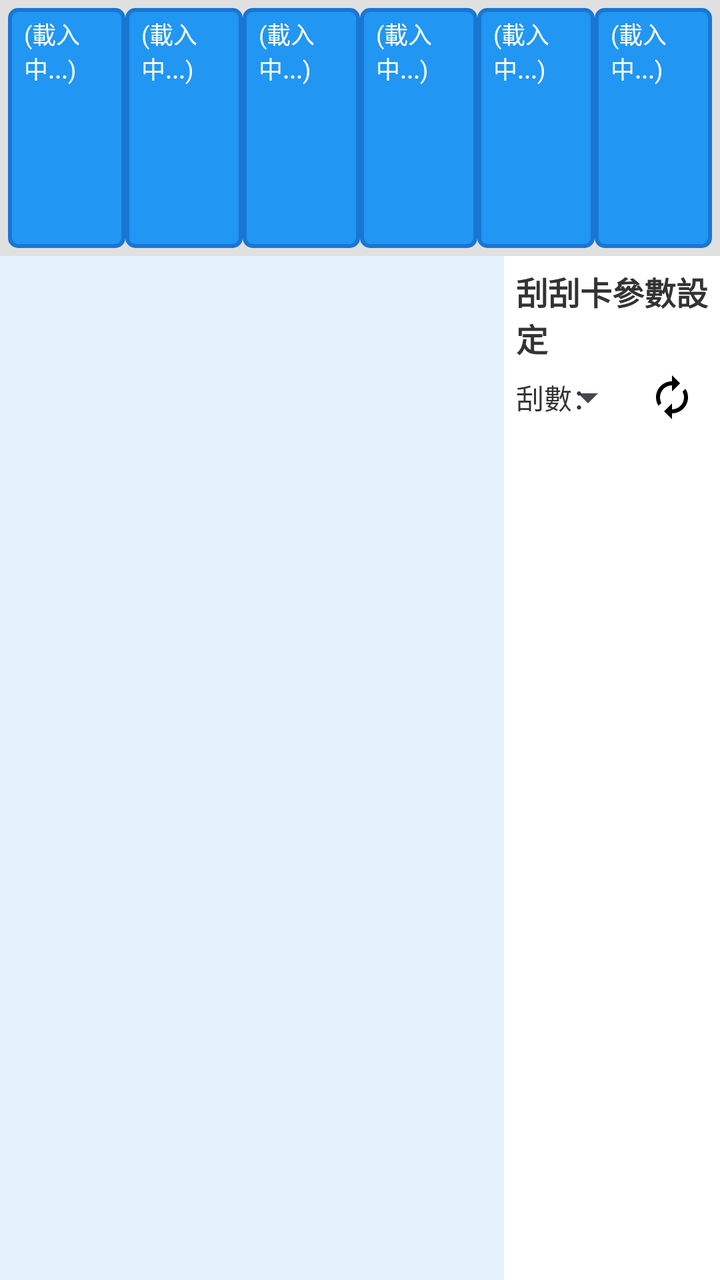
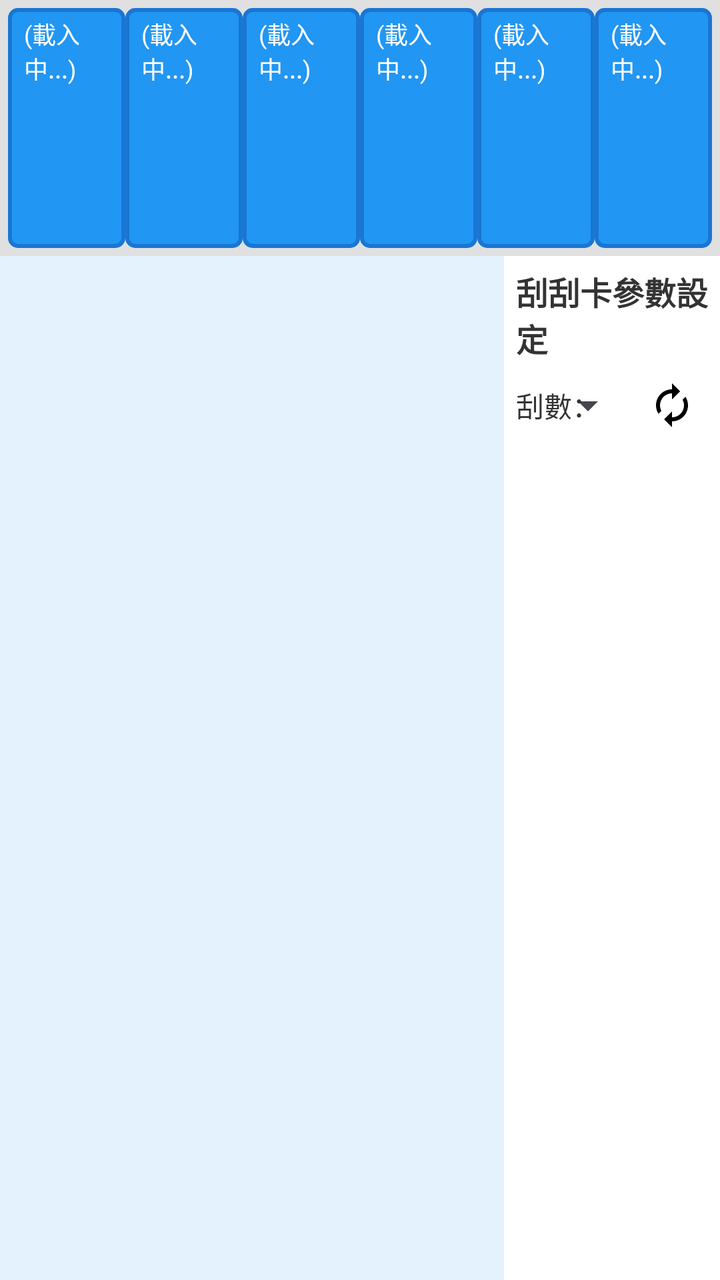

Compare the two renders of this Android layout. The source of the first and the diff that turns it into the second are given below.
<!-- AndroidManifest.xml: application theme Theme.A3 -->
<!-- res/layout/fragment_settings.xml -->
<?xml version="1.0" encoding="utf-8"?>
<LinearLayout xmlns:android="http://schemas.android.com/apk/res/android"
    xmlns:app="http://schemas.android.com/apk/res-auto"
    xmlns:tools="http://schemas.android.com/tools"
    android:layout_width="match_parent"
    android:layout_height="match_parent"
    android:background="#F0F0F0"
    android:orientation="vertical"
    android:weightSum="10">

    
    <LinearLayout
        android:id="@+id/on_shelf_list_container"
        android:layout_width="match_parent"
        android:layout_height="0dp"
        android:layout_weight="2"
        android:background="#E0E0E0"
        android:orientation="horizontal"
        android:padding="4dp"
        android:weightSum="6">

        <include
            android:id="@+id/shelf_item_1"
            layout="@layout/shelf_item_template"
            android:layout_width="0dp"
            android:layout_height="match_parent"
            android:layout_weight="1" />

        <include
            android:id="@+id/shelf_item_2"
            layout="@layout/shelf_item_template"
            android:layout_width="0dp"
            android:layout_height="match_parent"
            android:layout_weight="1" />

        <include
            android:id="@+id/shelf_item_3"
            layout="@layout/shelf_item_template"
            android:layout_width="0dp"
            android:layout_height="match_parent"
            android:layout_weight="1" />

        <include
            android:id="@+id/shelf_item_4"
            layout="@layout/shelf_item_template"
            android:layout_width="0dp"
            android:layout_height="match_parent"
            android:layout_weight="1" />

        <include
            android:id="@+id/shelf_item_5"
            layout="@layout/shelf_item_template"
            android:layout_width="0dp"
            android:layout_height="match_parent"
            android:layout_weight="1" />

        <include
            android:id="@+id/shelf_item_6"
            layout="@layout/shelf_item_template"
            android:layout_width="0dp"
            android:layout_height="match_parent"
            android:layout_weight="1" />
    </LinearLayout>

    
    <LinearLayout
        android:layout_width="match_parent"
        android:layout_height="0dp"
        android:layout_weight="8"
        android:orientation="horizontal"
        android:weightSum="10">

        
        <FrameLayout
            android:id="@+id/scratch_board_area"
            android:layout_width="0dp"
            android:layout_height="match_parent"
            android:layout_weight="7"
            android:background="#E3F2FD"
            android:padding="0dp" />

        
        <LinearLayout
            android:id="@+id/setting_parameters_container"
            android:layout_width="0dp"
            android:layout_height="match_parent"
            android:layout_weight="3"
            android:background="#FFFFFF"
            android:orientation="vertical"
            android:padding="6dp">

            <TextView
                android:id="@+id/text_parameters_title"
                android:layout_width="wrap_content"
                android:layout_height="wrap_content"
                android:layout_marginBottom="0dp"
                android:text="刮刮卡參數設定"
                android:textColor="#333333"
                android:textSize="16sp"
                android:textStyle="bold" />

            
            <LinearLayout
                android:id="@+id/layout_scratch_count_row"
                android:layout_width="match_parent"
                android:layout_height="wrap_content"
                android:layout_marginBottom="2dp"
                android:gravity="center_vertical"
                android:orientation="horizontal">

                <TextView
                    android:layout_width="wrap_content"
                    android:layout_height="wrap_content"
                    android:layout_marginEnd="4dp"
                    android:text="刮數："
                    android:textColor="#333333"
                    android:textSize="14sp" />

                <Spinner
                    android:id="@+id/spinner_scratches_count"
                    android:layout_width="0dp"
                    android:layout_height="wrap_content"
                    android:layout_weight="0.8"
                    android:entries="@array/scratches_count_options" />

                
                <ImageButton
                    android:id="@+id/button_refresh_scratch"
                    android:layout_width="36dp"
                    android:layout_height="36dp"
                    android:background="@android:color/transparent"
                    android:padding="2dp"
                    android:src="@drawable/ic_refresh"
                    android:contentDescription="重新整理" />
            </LinearLayout>

            
            <LinearLayout
                android:id="@+id/right_panel_container"
                android:layout_width="match_parent"
                android:layout_height="0dp"
                android:layout_weight="1"
                android:orientation="vertical"
                android:visibility="gone">

                
                <LinearLayout
                    android:layout_width="match_parent"
                    android:layout_height="wrap_content"
                    android:layout_marginBottom="2dp"
                    android:gravity="center_vertical"
                    android:orientation="horizontal">

                    <Button
                        android:id="@+id/button_pick_special_prize"
                        android:layout_width="wrap_content"
                        android:layout_height="wrap_content"
                        android:layout_marginEnd="6dp"
                        android:backgroundTint="#FF9800"
                        android:text="特獎"
                        android:textColor="#FFFFFF"
                        android:textSize="14sp"
                        android:insetTop="0dp"
                        android:insetBottom="0dp"
                        android:minHeight="0dp"
                        android:paddingStart="12dp"
                        android:paddingEnd="12dp"
                        android:minWidth="0dp"/>

                    <FrameLayout
                        android:layout_width="match_parent"
                        android:layout_height="wrap_content">

                        <EditText
                            android:id="@+id/edit_text_special_prize"
                            android:layout_width="match_parent"
                            android:layout_height="wrap_content"
                            android:clickable="true"
                            android:enabled="true"
                            android:focusable="false"
                            android:focusableInTouchMode="false"
                            android:hint="請選擇"
                            android:inputType="none"
                            android:textSize="12sp"
                            android:paddingLeft="4dp"
                            android:paddingRight="32dp"
                            android:paddingTop="4dp"
                            android:paddingBottom="12dp"
                            android:lineSpacingMultiplier="1.4"
                            android:gravity="top|start" />

                        
                        <ImageButton
                            android:id="@+id/button_special_prize_keyboard"
                            android:layout_width="18dp"
                            android:layout_height="18dp"
                            android:layout_gravity="end|center_vertical"
                            android:layout_marginEnd="4dp"
                            android:background="?attr/selectableItemBackgroundBorderless"
                            android:contentDescription="使用數字鍵盤輸入"
                            android:padding="2dp"
                            android:src="@android:drawable/ic_menu_edit"
                            app:tint="#757575" />
                    </FrameLayout>
                </LinearLayout>

                
                <LinearLayout
                    android:layout_width="match_parent"
                    android:layout_height="wrap_content"
                    android:layout_marginTop="10dp"
                    android:layout_marginBottom="2dp"
                    android:gravity="center_vertical"
                    android:orientation="horizontal">

                    <Button
                        android:id="@+id/button_pick_grand_prize"
                        android:layout_width="wrap_content"
                        android:layout_height="wrap_content"
                        android:layout_marginEnd="6dp"
                        android:backgroundTint="#4CAF50"
                        android:text="大獎"
                        android:textColor="#FFFFFF"
                        android:textSize="14sp"
                        android:insetTop="0dp"
                        android:insetBottom="0dp"
                        android:minHeight="0dp"
                        android:paddingStart="12dp"
                        android:paddingEnd="12dp"
                        android:minWidth="0dp"/>

                    <FrameLayout
                        android:layout_width="match_parent"
                        android:layout_height="wrap_content">

                        <EditText
                            android:id="@+id/edit_text_grand_prize"
                            android:layout_width="match_parent"
                            android:layout_height="wrap_content"
                            android:clickable="true"
                            android:enabled="true"
                            android:focusable="false"
                            android:focusableInTouchMode="false"
                            android:hint="請選擇"
                            android:inputType="none"
                            android:textSize="12sp"
                            android:paddingLeft="4dp"
                            android:paddingRight="32dp"
                            android:paddingTop="4dp"
                            android:paddingBottom="12dp"
                            android:lineSpacingMultiplier="1.4"
                            android:gravity="top|start" />

                        
                        <ImageButton
                            android:id="@+id/button_grand_prize_keyboard"
                            android:layout_width="18dp"
                            android:layout_height="18dp"
                            android:layout_gravity="end|center_vertical"
                            android:layout_marginEnd="4dp"
                            android:background="?attr/selectableItemBackgroundBorderless"
                            android:contentDescription="使用數字鍵盤輸入"
                            android:padding="2dp"
                            android:src="@android:drawable/ic_menu_edit"
                            app:tint="#757575" />
                    </FrameLayout>
                </LinearLayout>

                
                <LinearLayout
                    android:layout_width="match_parent"
                    android:layout_height="wrap_content"
                    android:layout_marginBottom="0dp"
                    android:orientation="vertical">

                    
                    <TextView
                        android:id="@+id/textPitchRuleReadonly"
                        android:layout_width="match_parent"
                        android:layout_height="wrap_content"
                        android:layout_marginTop="0dp"
                        android:layout_marginBottom="2dp"
                        android:visibility="gone"
                        android:text="消費 0 元，贈送 0 刮"
                        android:textSize="16sp"
                        android:textColor="@android:color/black" />

                    
                    <RadioGroup
                        android:id="@+id/radioGroupPitchType"
                        android:layout_width="match_parent"
                        android:layout_height="wrap_content"
                        android:orientation="horizontal"
                        android:gravity="center_vertical"
                        android:layout_marginTop="0dp"
                        android:layout_marginBottom="2dp"
                        android:padding="0dp">

                        <RadioButton
                            android:id="@+id/radioPitchScratch"
                            android:layout_width="wrap_content"
                            android:layout_height="wrap_content"
                            android:checked="true"
                            android:layout_margin="0dp"
                            android:padding="0dp"
                            android:minHeight="0dp"
                            android:minWidth="0dp"
                            android:gravity="center_vertical"
                            android:text="夾出贈送" />

                        <RadioButton
                            android:id="@+id/radioPitchShopping"
                            android:layout_width="wrap_content"
                            android:layout_height="wrap_content"
                            android:layout_marginStart="12dp"
                            android:layout_margin="0dp"
                            android:padding="0dp"
                            android:minHeight="0dp"
                            android:minWidth="0dp"
                            android:gravity="center_vertical"
                            android:text="消費贈送" />
                    </RadioGroup>

                    <LinearLayout
                        android:layout_width="match_parent"
                        android:layout_height="wrap_content"
                        android:layout_marginBottom="2dp"
                        android:gravity="center_vertical"
                        android:orientation="horizontal">

                        <TextView
                            android:id="@+id/text_claws_prefix"
                            android:layout_width="wrap_content"
                            android:layout_height="wrap_content"
                            android:layout_marginEnd="2dp"
                            android:text="夾出"
                            android:textColor="#333333"
                            android:textSize="14sp" />

                        <FrameLayout
                            android:layout_width="wrap_content"
                            android:layout_height="wrap_content">

                            
                            <Spinner
                                android:id="@+id/spinnerClawsCount"
                                android:layout_width="wrap_content"
                                android:layout_height="wrap_content"
                                android:entries="@array/number_options" />

                            
                            <EditText
                                android:id="@+id/editClawsCount"
                                android:layout_width="80dp"
                                android:layout_height="30dp"
                                android:hint="0"
                                android:inputType="number"
                                android:focusable="false"
                                android:clickable="true"
                                android:background="@android:drawable/edit_text"
                                android:includeFontPadding="false"
                                android:minHeight="0dp"
                                android:paddingTop="0dp"
                                android:paddingBottom="0dp"
                                android:paddingStart="8dp"
                                android:paddingEnd="8dp"
                                android:textSize="12sp"
                                android:cursorVisible="false"
                                android:visibility="gone" />

                        </FrameLayout>

                        <TextView
                            android:id="@+id/text_claws_unit"
                            android:layout_width="wrap_content"
                            android:layout_height="wrap_content"
                            android:layout_marginStart="2dp"
                            android:text="樣"
                            android:textColor="#333333"
                            android:textSize="14sp" />
                    </LinearLayout>

                    <LinearLayout
                        android:layout_width="match_parent"
                        android:layout_height="wrap_content"
                        android:gravity="center_vertical"
                        android:orientation="horizontal">

                        <TextView
                            android:id="@+id/text_giveaway_prefix"
                            android:layout_width="wrap_content"
                            android:layout_height="wrap_content"
                            android:layout_marginEnd="2dp"
                            android:text="贈送"
                            android:textColor="#333333"
                            android:textSize="14sp" />

                        <FrameLayout
                            android:layout_width="wrap_content"
                            android:layout_height="wrap_content">

                            <Spinner
                                android:id="@+id/spinnerGiveawayCount"
                                android:layout_width="wrap_content"
                                android:layout_height="wrap_content"
                                android:entries="@array/number_options" />
                        </FrameLayout>

                        <TextView
                            android:id="@+id/text_giveaway_unit"
                            android:layout_width="wrap_content"
                            android:layout_height="wrap_content"
                            android:layout_marginStart="2dp"
                            android:text="刮"
                            android:textColor="#333333"
                            android:textSize="14sp" />
                    </LinearLayout>
                </LinearLayout>

                
                <Button
                    android:id="@+id/button_save_settings"
                    android:layout_width="match_parent"
                    android:layout_height="wrap_content"
                    android:layout_marginTop="6dp"
                    android:backgroundTint="#2196F3"
                    android:text="儲存"
                    android:textColor="#FFFFFF"
                    android:textSize="14sp"
                    android:insetTop="0dp"
                    android:insetBottom="0dp"
                    android:minHeight="0dp"/>

                
                <Button
                    android:id="@+id/button_toggle_inuse"
                    android:layout_width="match_parent"
                    android:layout_height="wrap_content"
                    android:layout_marginTop="6dp"
                    android:text="設為使用中（★）"
                    android:textSize="14sp"
                    android:insetTop="0dp"
                    android:insetBottom="0dp"
                    android:minHeight="0dp"/>

                
                <Button
                    android:id="@+id/button_auto_scratch"
                    android:layout_width="match_parent"
                    android:layout_height="wrap_content"
                    android:layout_marginTop="6dp"
                    android:text="自動刮開"
                    android:enabled="false"
                    android:textSize="14sp"
                    android:insetTop="0dp"
                    android:insetBottom="0dp"
                    android:minHeight="0dp"/>

                
                <LinearLayout
                    android:id="@+id/row_actions_return_delete"
                    android:layout_width="match_parent"
                    android:layout_height="wrap_content"
                    android:layout_marginTop="6dp"
                    android:gravity="center"
                    android:orientation="horizontal"
                    android:weightSum="2">

                    <Button
                        android:id="@+id/button_return_selected"
                        android:layout_width="0dp"
                        android:layout_height="wrap_content"
                        android:layout_weight="1"
                        android:text="↻ 返回"
                        android:textSize="14sp"
                        android:insetTop="0dp"
                        android:insetBottom="0dp"
                        android:minHeight="0dp"/>

                    <Space
                        android:layout_width="6dp"
                        android:layout_height="wrap_content" />

                    <Button
                        android:id="@+id/button_delete_selected"
                        android:layout_width="0dp"
                        android:layout_height="wrap_content"
                        android:layout_weight="1"
                        android:text="🗑️ 刪除"
                        android:textSize="14sp"
                        android:insetTop="0dp"
                        android:insetBottom="0dp"
                        android:minHeight="0dp"/>
                </LinearLayout>

                <Button
                    android:id="@+id/button_back_to_master"
                    android:layout_width="match_parent"
                    android:layout_height="wrap_content"
                    android:layout_marginTop="6dp"
                    android:text="返回上一層"
                    android:textColor="#FFFFFF"
                    android:textSize="14sp"
                    android:insetTop="0dp"
                    android:insetBottom="0dp"
                    android:minHeight="0dp"
                    android:visibility="gone"/>

                <Space
                    android:layout_width="match_parent"
                    android:layout_height="0dp"
                    android:layout_weight="1" />

                
                <TextView
                    android:id="@+id/text_tip_watch_out"
                    android:layout_width="match_parent"
                    android:layout_height="wrap_content"
                    android:layout_marginTop="6dp"
                    android:layout_marginEnd="4dp"
                    android:gravity="end"
                    android:text="溫馨提醒：在設定特獎及大獎時,請注意後面有眼👀"
                    android:textColor="#9E9E9E"
                    android:textSize="8sp" />

            </LinearLayout>

        </LinearLayout>

    </LinearLayout>

</LinearLayout>
<!-- res/layout/shelf_item_template.xml (included above) -->
<?xml version="1.0" encoding="utf-8"?>
<FrameLayout xmlns:android="http://schemas.android.com/apk/res/android"
    android:layout_width="0dp"
    android:layout_height="match_parent"
    android:layout_margin="4dp"
    android:layout_weight="1"
    android:background="@drawable/blue_bordered_box"
    android:clickable="true"
    android:focusable="true">

    <LinearLayout
        android:layout_width="match_parent"
        android:layout_height="match_parent"
        android:orientation="vertical"
        android:paddingStart="8dp"
        android:paddingTop="4dp"
        android:paddingEnd="4dp">

        <TextView
            android:id="@+id/shelf_item_text"
            android:layout_width="match_parent"
            android:layout_height="wrap_content"
            android:text="(載入中...)"
            android:textColor="#FFFFFF"
            android:textSize="12sp" />

        <LinearLayout
            android:id="@+id/shelf_item_split_container"
            android:layout_width="match_parent"
            android:layout_height="wrap_content"
            android:orientation="vertical"
            android:layout_marginTop="2dp"
            android:visibility="gone">

            <LinearLayout
                android:layout_width="match_parent"
                android:layout_height="wrap_content"
                android:orientation="horizontal">
                <TextView android:id="@+id/shelf_item_board_a" android:layout_width="0dp" android:layout_height="wrap_content" android:layout_weight="1" android:textColor="#FFFFFF" android:textSize="12sp" />
                <TextView android:id="@+id/shelf_item_board_b" android:layout_width="0dp" android:layout_height="wrap_content" android:layout_weight="1" android:textColor="#FFFFFF" android:textSize="12sp" />
            </LinearLayout>

            <LinearLayout
                android:layout_width="match_parent"
                android:layout_height="wrap_content"
                android:orientation="horizontal">
                <TextView android:id="@+id/shelf_item_board_c" android:layout_width="0dp" android:layout_height="wrap_content" android:layout_weight="1" android:textColor="#FFFFFF" android:textSize="12sp" />
                <TextView android:id="@+id/shelf_item_board_d" android:layout_width="0dp" android:layout_height="wrap_content" android:layout_weight="1" android:textColor="#FFFFFF" android:textSize="12sp" />
            </LinearLayout>

            <LinearLayout
                android:id="@+id/shelf_item_row_ef"
                android:layout_width="match_parent"
                android:layout_height="wrap_content"
                android:orientation="horizontal">
                <TextView android:id="@+id/shelf_item_board_e" android:layout_width="0dp" android:layout_height="wrap_content" android:layout_weight="1" android:textColor="#FFFFFF" android:textSize="12sp" />
                <TextView android:id="@+id/shelf_item_board_f" android:layout_width="0dp" android:layout_height="wrap_content" android:layout_weight="1" android:textColor="#FFFFFF" android:textSize="12sp" />
            </LinearLayout>
        </LinearLayout>
    </LinearLayout>

    <TextView
        android:id="@+id/shelf_item_status"
        android:layout_width="wrap_content"
        android:layout_height="wrap_content"
        android:layout_gravity="bottom|end"
        android:layout_marginEnd="4dp"
        android:layout_marginBottom="4dp"
        android:text="架上使用中"
        android:textColor="#FF0000"
        android:textSize="10sp"
        android:textStyle="bold"
        android:visibility="gone" />

    <TextView
        android:id="@+id/shelf_item_star"
        android:layout_width="wrap_content"
        android:layout_height="wrap_content"
        android:layout_gravity="top|end"
        android:layout_marginTop="4dp"
        android:layout_marginEnd="4dp"
        android:clickable="false"
        android:focusable="false"
        android:text="★"
        android:textColor="#FFD700"
        android:textSize="18sp"
        android:textStyle="bold"
        android:visibility="gone" />
</FrameLayout>
<!-- resources referenced by this layout -->
<resources>
  <string-array name="number_options">
          <item>1</item>
          <item>2</item>
          <item>3</item>
          <item>4</item>
          <item>5</item>
      </string-array>
  <string-array name="scratches_count_options">
          <item>10刮 (2x5)</item>
          <item>20刮 (4x5)</item>
          <item>25刮 (5x5)</item>
          <item>30刮 (5x6)</item>
          <item>40刮 (5x8)</item>
          <item>50刮 (5x10)</item>
          <item>60刮 (6x10)</item>
          <item>80刮 (8x10)</item>
          <item>100刮 (10x10)</item>
          <item>120刮 (10x12)</item>
          <item>160刮 (10x16)</item>
          <item>200刮 (10x20)</item>
          <item>240刮 (12x20)</item>
      </string-array>
  <!-- drawable blue_bordered_box (drawable) -->
  <?xml version="1.0" encoding="utf-8"?>
  <shape xmlns:android="http://schemas.android.com/apk/res/android"
      android:shape="rectangle">
      <solid android:color="#2196F3"/> 
      <stroke android:width="2dp" android:color="#1976D2"/> 
      <corners android:radius="4dp"/> 
  </shape>
  <!-- drawable ic_refresh (drawable) -->
  <vector xmlns:android="http://schemas.android.com/apk/res/android" android:height="24dp" android:tint="#000000" android:viewportHeight="24" android:viewportWidth="24" android:width="24dp">
        
      <path android:fillColor="@android:color/white" android:pathData="M12,6v3l4,-4 -4,-4v3c-4.42,0 -8,3.58 -8,8 0,1.57 0.46,3.03 1.24,4.26L6.7,14.8c-0.45,-0.83 -0.7,-1.79 -0.7,-2.8 0,-3.31 2.69,-6 6,-6zM18.76,7.74L17.3,9.2c0.44,0.84 0.7,1.79 0.7,2.8 0,3.31 -2.69,6 -6,6v-3l-4,4 4,4v-3c4.42,0 8,-3.58 8,-8 0,-1.57 -0.46,-3.03 -1.24,-4.26z"/>
      
  </vector>
  <style name="Theme.A3" parent="Base.Theme.A3" />
  <style name="Base.Theme.A3" parent="Theme.Material3.DayNight.NoActionBar">
          
          
      </style>
</resources>

<!-- the commit's change to res/layout/fragment_settings.xml (unified diff, before → after) -->
@@ -89,15 +89,38 @@
             android:orientation="vertical"
             android:padding="6dp">
 
-            <TextView
-                android:id="@+id/text_parameters_title"
-                android:layout_width="wrap_content"
+            <LinearLayout
+                android:layout_width="match_parent"
                 android:layout_height="wrap_content"
-                android:layout_marginBottom="0dp"
-                android:text="刮刮卡參數設定"
-                android:textColor="#333333"
-                android:textSize="16sp"
-                android:textStyle="bold" />
+                android:layout_marginBottom="4dp"
+                android:gravity="center_vertical"
+                android:orientation="horizontal">
+
+                <TextView
+                    android:id="@+id/text_parameters_title"
+                    android:layout_width="wrap_content"
+                    android:layout_height="wrap_content"
+                    android:layout_marginBottom="0dp"
+                    android:text="刮刮卡參數設定"
+                    android:textColor="#333333"
+                    android:textSize="16sp"
+                    android:textStyle="bold" />
+
+                <Space
+                    android:layout_width="0dp"
+                    android:layout_height="wrap_content"
+                    android:layout_weight="1" />
+
+                <ImageButton
+                    android:id="@+id/button_toggle_answer_visibility"
+                    android:layout_width="32dp"
+                    android:layout_height="32dp"
+                    android:background="?attr/selectableItemBackgroundBorderless"
+                    android:contentDescription="切換答案紙顯示"
+                    android:padding="4dp"
+                    android:scaleType="fitCenter"
+                    android:src="@drawable/ic_visibility_off" />
+            </LinearLayout>
 
             
             <LinearLayout
<!-- resource entries referenced after the edit -->
@@ -36,6 +36,14 @@
       <path android:fillColor="@android:color/white" android:pathData="M12,6v3l4,-4 -4,-4v3c-4.42,0 -8,3.58 -8,8 0,1.57 0.46,3.03 1.24,4.26L6.7,14.8c-0.45,-0.83 -0.7,-1.79 -0.7,-2.8 0,-3.31 2.69,-6 6,-6zM18.76,7.74L17.3,9.2c0.44,0.84 0.7,1.79 0.7,2.8 0,3.31 -2.69,6 -6,6v-3l-4,4 4,4v-3c4.42,0 8,-3.58 8,-8 0,-1.57 -0.46,-3.03 -1.24,-4.26z"/>
       
   </vector>
+  <!-- drawable ic_visibility_off (drawable) -->
+  <vector xmlns:android="http://schemas.android.com/apk/res/android"
+      android:width="24dp" android:height="24dp"
+      android:viewportWidth="24" android:viewportHeight="24">
+      <path
+          android:fillColor="#FF000000"
+          android:pathData="M12,6.5c3.43,0 6.58,1.94 8.17,5.5 -0.51,1.15 -1.25,2.16 -2.17,2.98l1.41,1.41C21.01,14.9 22,13.03 22,12c-1.73,-4.39 -6,-7.5 -10,-7.5 -1.28,0 -2.5,0.23 -3.63,0.64l1.53,1.53C10.62,6.56 11.3,6.5 12,6.5zM3.27,2L2,3.27l3.05,3.05C3.6,7.34 2.56,9.05 2,10.99 3.73,15.38 8,18.5 13,18.5c1.61,0 3.15,-0.32 4.55,-0.9L20.73,21 22,19.73 3.27,2zM7.53,7.8l1.62,1.62C9.06,9.73 9,9.86 9,10c0,1.66 1.34,3 3,3 0.14,0 0.27,-0.02 0.39,-0.06l1.62,1.62C13.45,15.02 12.75,15.5 12,15.5c-2.76,0 -5,-2.24 -5,-5 0,-0.75 0.48,-1.45 1.53,-2.7z"/>
+  </vector>
   <style name="Theme.A3" parent="Base.Theme.A3" />
   <style name="Base.Theme.A3" parent="Theme.Material3.DayNight.NoActionBar">
           
